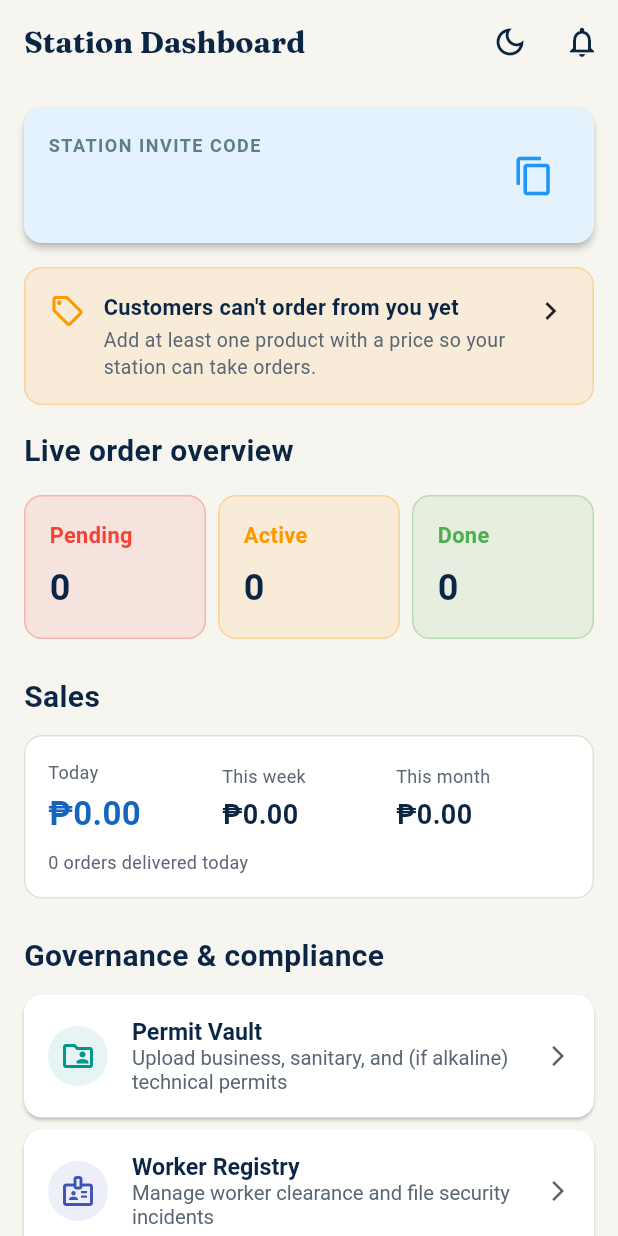
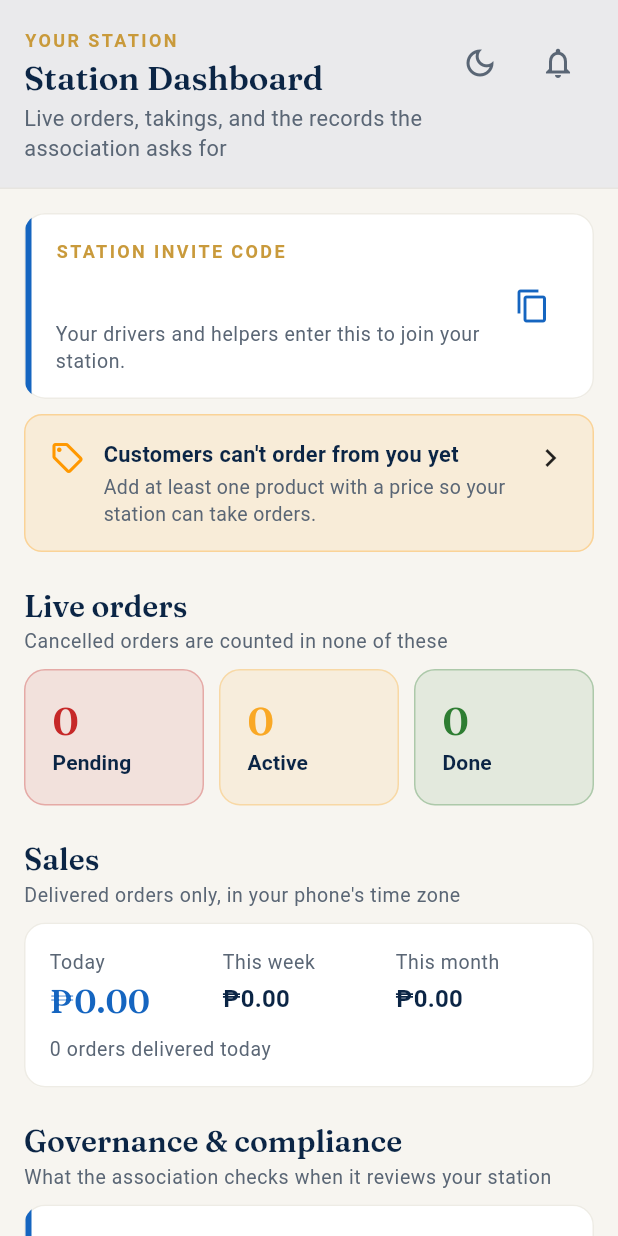
Before and after one commit to erise2313/aquaroutes, a Flutter app: the MerchantDashboardScreen screen opened directly, on a phone screen of 412 x 824 dp. Run offline on Flutter 3.47's test engine with Material 3 defaults, Android fonts, the phone set to English and light mode, and no system bars; our stand-ins replace file_picker, fl_chart, flutter_dotenv, flutter_map, flutter_riverpod, geolocator and 7 more; missing offline and left inert: dart:js_interop; accounts and stored records are empty.

Commit message:
Restyle the station owner dashboard around the design kit
The dashboard was a stack of widgets rather than a designed page: an app
bar with nowhere to say what the page was for, headings as inline
TextStyle(fontSize: 20), a Colors.blue invite card that stayed pale blue
in dark mode, and the governance links as stock ListTiles.

It now opens with a portal header carrying an eyebrow, title and
subtitle -- the theme toggle and bell move into it unchanged -- and the
body is sections: live orders as counting stat tiles, sales, and the
governance and fleet links as accented cards.

Two things that were quietly fragile are now fixed and covered: the
invite code only gets the display treatment when it is actually a code,
not when the slot is holding "Loading..." or a failure message, and the
peso figures scale down rather than run past their column, since a peso
amount has no space to wrap at. The dashboard itself can't be mounted in
a test (it reads Supabase in initState), so its geometry is covered as a
composition at three widths, three text scales and both modes.

Co-Authored-By: Claude Opus 5 <noreply@anthropic.com>

```diff
--- a/lib/screens/merchant/merchant_dashboard.dart
+++ b/lib/screens/merchant/merchant_dashboard.dart
@@ -11,8 +11,10 @@ import 'package:aquaroute/services/supabase_service.dart';
 import 'package:aquaroute/utils/formatters.dart';
 import '../app_route.dart';
 import 'products_screen.dart';
+import '../../constants/app_colors.dart';
 import '../../widgets/app_theme_toggle.dart';
 import '../../widgets/notification_bell.dart';
+import '../../widgets/portal/portal.dart';
 import '../../widgets/status_callout.dart';
 
 /// 'assigned' rolls into "active" alongside 'active' (both mean a driver is
@@ -160,89 +162,98 @@ class _MerchantDashboardScreenState extends State<MerchantDashboardScreen> {
 
   @override
   Widget build(BuildContext context) {
-    final onSurface = Theme.of(context).colorScheme.onSurface;
+    final density = PortalDensity.of(context);
+
     return Scaffold(
-      appBar: AppBar(
-        title: Text('Station Dashboard', style: TextStyle(fontWeight: FontWeight.bold, color: Theme.of(context).colorScheme.onSurface)),
-        elevation: 0,
-        actions: const [AppThemeToggle(), NotificationBell()],
+      // The app bar is gone in favour of the portal header, which carries an
+      // eyebrow and a subtitle the bar had nowhere to put. The toggle and the
+      // bell move into it unchanged.
+      body: Column(
+        children: [
+          const PortalPageHeader(
+            eyebrow: 'Your station',
+            title: 'Station Dashboard',
+            subtitle: 'Live orders, takings, and the records the association asks for',
+            showBack: false,
+            actions: [AppThemeToggle(), NotificationBell()],
           ),
-      body: _isLoading
+          Expanded(
+            child: _isLoading
                 ? const Center(child: CircularProgressIndicator())
                 : RefreshIndicator(
                     onRefresh: _fetchDashboardData,
                     child: ListView(
-                padding: const EdgeInsets.all(16),
+                      padding: density.pagePadding,
                       children: [
                         _buildInviteCodeCard(_inviteCode),
                         if (_hasNoProducts) ...[
-                    const SizedBox(height: 16),
+                          SizedBox(height: density.gap),
                           _buildNoProductsBanner(),
                         ],
                         if (_renewalDueCount > 0) ...[
-                    const SizedBox(height: 16),
+                          SizedBox(height: density.gap),
                           _buildRenewalBanner(),
                         ],
-                  const SizedBox(height: 16),
+                        SizedBox(height: density.sectionGap),
 
-                  Text('Live order overview', style: TextStyle(fontSize: 20, fontWeight: FontWeight.bold, color: onSurface)),
-                  const SizedBox(height: 16),
-                  Row(
+                        PortalSection(
+                          title: 'Live orders',
+                          subtitle: 'Cancelled orders are counted in none of these',
+                          child: _buildStatRow(density),
+                        ),
+                        SizedBox(height: density.sectionGap),
+
+                        PortalSection(
+                          title: 'Sales',
+                          subtitle: 'Delivered orders only, in your phone\'s time zone',
+                          child: _buildSalesCard(),
+                        ),
+                        SizedBox(height: density.sectionGap),
+
+                        PortalSection(
+                          title: 'Governance & compliance',
+                          subtitle: 'What the association checks when it reviews your station',
+                          child: Column(
                             children: [
-                      Expanded(child: _buildStatCard('Pending', _pendingCount, Colors.red)),
-                      const SizedBox(width: 8),
-                      Expanded(child: _buildStatCard('Active', _activeCount, Colors.orange)),
-                      const SizedBox(width: 8),
-                      Expanded(child: _buildStatCard('Done', _doneCount, Colors.green)),
-                    ],
-                  ),
-                  const SizedBox(height: 24),
-
-                  Text('Sales', style: TextStyle(fontSize: 20, fontWeight: FontWeight.bold, color: onSurface)),
-                  const SizedBox(height: 12),
-                  _buildSalesCard(),
-                  const SizedBox(height: 24),
-
-                  Text('Governance & compliance', style: TextStyle(fontSize: 20, fontWeight: FontWeight.bold, color: onSurface)),
-                  const SizedBox(height: 12),
                               _buildNavCard(
                                 icon: Icons.folder_shared_outlined,
-                    color: Colors.teal,
+                                tone: AppColors.primary,
                                 title: 'Permit Vault',
                                 subtitle: 'Upload business, sanitary, and (if alkaline) technical permits',
                                 onTap: () => Navigator.push(context, appRoute(const PermitVaultScreen())),
                               ),
-                  const SizedBox(height: 8),
                               _buildNavCard(
                                 icon: Icons.badge_outlined,
-                    color: Colors.indigo,
+                                tone: AppColors.accent,
                                 title: 'Worker Registry',
                                 subtitle: 'Manage worker clearance and file security incidents',
                                 onTap: () => Navigator.push(context, appRoute(const WorkerRegistryScreen())),
                               ),
-                  const SizedBox(height: 8),
                               _buildNavCard(
                                 icon: Icons.fact_check_outlined,
-                    color: Colors.teal,
+                                tone: AppColors.primary,
                                 title: 'Hire Check',
                                 subtitle: 'Search a worker\'s clearance history before hiring them',
                                 onTap: () => Navigator.push(context, appRoute(const HireCheckScreen())),
                               ),
-                  const SizedBox(height: 8),
                               _buildNavCard(
                                 icon: Icons.swap_horiz,
-                    color: Colors.deepPurple,
+                                tone: AppColors.accent,
                                 title: 'Jug Clearinghouse',
                                 subtitle: 'Settle Slim/Round 5-gal jug balances with other stations',
                                 onTap: () => Navigator.push(context, appRoute(const JugClearinghouseScreen())),
+                                last: true,
                               ),
-                  const SizedBox(height: 24),
+                            ],
+                          ),
+                        ),
+                        SizedBox(height: density.sectionGap),
 
-                  Text('Fleet management', style: TextStyle(fontSize: 20, fontWeight: FontWeight.bold, color: onSurface)),
-                  const SizedBox(height: 12),
-                  _buildNavCard(
-                    icon: Icons.local_shipping,
-                    color: Colors.blue,
+                        PortalSection(
+                          title: 'Fleet management',
+                          child: _buildNavCard(
+                            icon: Icons.local_shipping_outlined,
+                            tone: AppColors.primary,
                             title: 'Track & Manage Drivers',
                             subtitle: 'Configure vehicle capacities, plates, and monitor idle drivers',
                             onTap: () {
@@ -251,10 +262,54 @@ class _MerchantDashboardScreenState extends State<MerchantDashboardScreen> {
                                 appRoute(const DriverManagementScreen()),
                               ).then((_) => _fetchDashboardData());
                             },
+                            last: true,
+                          ),
                         ),
                       ],
                     ),
                   ),
+          ),
+        ],
+      ),
+    );
+  }
+
+  /// Pending / Active / Done as counting stat tiles.
+  ///
+  /// The icons are desk-only: on a phone the three tiles share about 100px
+  /// each, and at 200% system text an icon beside the number leaves too
+  /// little room for the number itself.
+  Widget _buildStatRow(PortalDensity density) {
+    return Row(
+      crossAxisAlignment: CrossAxisAlignment.start,
+      children: [
+        Expanded(
+          child: PortalStatTile(
+            value: _pendingCount,
+            label: 'Pending',
+            accent: AppColors.flagged,
+            icon: density.isWide ? Icons.hourglass_top_outlined : null,
+          ),
+        ),
+        SizedBox(width: density.gap),
+        Expanded(
+          child: PortalStatTile(
+            value: _activeCount,
+            label: 'Active',
+            accent: AppColors.pendingClearance,
+            icon: density.isWide ? Icons.local_shipping_outlined : null,
+          ),
+        ),
+        SizedBox(width: density.gap),
+        Expanded(
+          child: PortalStatTile(
+            value: _doneCount,
+            label: 'Done',
+            accent: AppColors.cleared,
+            icon: density.isWide ? Icons.check_circle_outline : null,
+          ),
+        ),
+      ],
     );
   }
 
@@ -262,21 +317,28 @@ class _MerchantDashboardScreenState extends State<MerchantDashboardScreen> {
   /// arrived but never what they were worth, which is the number an owner
   /// actually wants at the end of a day.
   Widget _buildSalesCard() {
-    final scheme = Theme.of(context).colorScheme;
+    final theme = Theme.of(context);
+    final scheme = theme.colorScheme;
 
     Widget figure(String label, double amount, {bool emphasise = false}) {
       return Expanded(
         child: Column(
           crossAxisAlignment: CrossAxisAlignment.start,
           children: [
-            Text(label, style: TextStyle(fontSize: 12, color: scheme.onSurfaceVariant)),
+            Text(label, style: theme.textTheme.bodySmall?.copyWith(color: scheme.onSurfaceVariant)),
             const SizedBox(height: 4),
-            Text(
+            // A peso figure has no space to wrap at, so at large system text
+            // it would otherwise run past its column. Scaling down keeps all
+            // three readable side by side.
+            FittedBox(
+              fit: BoxFit.scaleDown,
+              alignment: Alignment.centerLeft,
+              child: Text(
                 formatPeso(amount),
-              style: TextStyle(
-                fontSize: emphasise ? 22 : 18,
-                fontWeight: FontWeight.bold,
+                style: (emphasise ? theme.textTheme.headlineSmall : theme.textTheme.titleMedium)?.copyWith(
                   color: emphasise ? scheme.primary : scheme.onSurface,
+                  fontWeight: FontWeight.w600,
+                ),
               ),
             ),
           ],
@@ -284,28 +346,27 @@ class _MerchantDashboardScreenState extends State<MerchantDashboardScreen> {
       );
     }
 
-    return Card(
-      child: Padding(
-        padding: const EdgeInsets.all(16),
+    return PortalCard(
+      lift: false,
       child: Column(
         crossAxisAlignment: CrossAxisAlignment.start,
         children: [
           Row(
+            crossAxisAlignment: CrossAxisAlignment.start,
             children: [
               figure('Today', _sales.today, emphasise: true),
               figure('This week', _sales.week),
               figure('This month', _sales.month),
             ],
           ),
-            const SizedBox(height: 8),
+          const SizedBox(height: 10),
           Text(
             _sales.deliveredToday == 1
                 ? '1 order delivered today'
                 : '${_sales.deliveredToday} orders delivered today',
-              style: TextStyle(fontSize: 12, color: scheme.onSurfaceVariant),
+            style: theme.textTheme.bodySmall?.copyWith(color: scheme.onSurfaceVariant),
           ),
         ],
-        ),
       ),
     );
   }
@@ -323,23 +384,46 @@ class _MerchantDashboardScreenState extends State<MerchantDashboardScreen> {
     );
   }
 
+  /// One row of the governance and fleet lists: a tinted icon, the name, what
+  /// it's for, and a leading colour bar -- the teaser-card treatment the
+  /// public site uses, rather than a stack of stock ListTiles.
   Widget _buildNavCard({
     required IconData icon,
-    required Color color,
+    required Color tone,
     required String title,
     required String subtitle,
     required VoidCallback onTap,
+    bool last = false,
   }) {
-    return Card(
-      elevation: 1,
-      shape: RoundedRectangleBorder(borderRadius: BorderRadius.circular(12)),
-      child: ListTile(
-        contentPadding: const EdgeInsets.symmetric(horizontal: 16, vertical: 8),
-        leading: CircleAvatar(backgroundColor: color.withValues(alpha: 0.1), child: Icon(icon, color: color)),
-        title: Text(title, style: const TextStyle(fontWeight: FontWeight.bold)),
-        subtitle: Text(subtitle),
-        trailing: Icon(Icons.arrow_forward_ios, size: 16, color: Colors.grey.shade700),
+    final theme = Theme.of(context);
+    final density = PortalDensity.of(context);
+
+    return PortalCard(
       onTap: onTap,
+      accent: tone,
+      margin: EdgeInsets.only(bottom: last ? 0 : density.gap),
+      child: Row(
+        children: [
+          Container(
+            width: 42,
+            height: 42,
+            decoration: BoxDecoration(color: StatusTint.surface(context, tone), shape: BoxShape.circle),
+            child: Icon(icon, color: StatusTint.onTint(context, tone), size: 21),
+          ),
+          const SizedBox(width: 14),
+          Expanded(
+            child: Column(
+              crossAxisAlignment: CrossAxisAlignment.start,
+              children: [
+                Text(title, style: theme.textTheme.titleMedium),
+                const SizedBox(height: 2),
+                Text(subtitle, style: theme.textTheme.bodySmall?.copyWith(color: theme.colorScheme.onSurfaceVariant)),
+              ],
+            ),
+          ),
+          const SizedBox(width: 8),
+          Icon(Icons.chevron_right, color: theme.colorScheme.onSurfaceVariant),
+        ],
       ),
     );
   }
@@ -356,35 +440,66 @@ class _MerchantDashboardScreenState extends State<MerchantDashboardScreen> {
   }
 
   Widget _buildInviteCodeCard(String code) {
-    return Card(
-      elevation: 2,
-      color: Colors.blue.shade50,
-      shape: RoundedRectangleBorder(borderRadius: BorderRadius.circular(12)),
-      child: Padding(
-        padding: const EdgeInsets.all(16.0),
+    final theme = Theme.of(context);
+    final scheme = theme.colorScheme;
+
+    // The same slot carries a real code and the "Loading..." / "No Station
+    // Linked" / failure placeholders. Only an actual code gets the display
+    // treatment -- a wide-tracked sentence set in the heading face reads as
+    // broken, not styled.
+    final isCode = !code.contains(' ');
+
+    return PortalCard(
+      lift: false,
+      accent: scheme.primary,
       child: Row(
-          mainAxisAlignment: MainAxisAlignment.spaceBetween,
         children: [
-            Column(
+          Expanded(
+            child: Column(
               crossAxisAlignment: CrossAxisAlignment.start,
               children: [
-                const Text(
-                  "STATION INVITE CODE",
-                  style: TextStyle(fontWeight: FontWeight.bold, color: Colors.blueGrey, letterSpacing: 1.0, fontSize: 12),
+                Text(
+                  'STATION INVITE CODE',
+                  style: theme.textTheme.labelSmall?.copyWith(
+                    color: scheme.secondary,
+                    letterSpacing: 1.6,
+                    fontWeight: FontWeight.w700,
+                  ),
+                ),
+                const SizedBox(height: 6),
+                FittedBox(
+                  fit: BoxFit.scaleDown,
+                  alignment: Alignment.centerLeft,
+                  child: Text(
+                    code,
+                    style: isCode
+                        ? theme.textTheme.headlineSmall?.copyWith(
+                            color: scheme.primary,
+                            fontWeight: FontWeight.w700,
+                            letterSpacing: 2,
+                          )
+                        : theme.textTheme.titleMedium?.copyWith(color: scheme.onSurfaceVariant),
+                  ),
                 ),
                 const SizedBox(height: 4),
-                Text(code, style: const TextStyle(fontSize: 26, fontWeight: FontWeight.bold, color: Colors.blue, letterSpacing: 1.5)),
+                Text(
+                  'Your drivers and helpers enter this to join your station.',
+                  style: theme.textTheme.bodySmall?.copyWith(color: scheme.onSurfaceVariant),
+                ),
               ],
             ),
+          ),
           IconButton(
-              icon: const Icon(Icons.copy, color: Colors.blue, size: 28),
-              tooltip: 'Copy Invite Code',
-              onPressed: () {
+            icon: const Icon(Icons.copy_outlined),
+            color: scheme.primary,
+            tooltip: 'Copy invite code',
+            onPressed: !isCode
+                ? null
+                : () {
                     Clipboard.setData(ClipboardData(text: code));
                     ScaffoldMessenger.of(context).showSnackBar(
                       SnackBar(
                         content: Text("Copied invite code '$code' to clipboard!"),
-                    backgroundColor: Colors.blue.shade600,
                         behavior: SnackBarBehavior.floating,
                       ),
                     );
@@ -392,26 +507,6 @@ class _MerchantDashboardScreenState extends State<MerchantDashboardScreen> {
           ),
         ],
       ),
-      ),
-    );
-  }
-
-  Widget _buildStatCard(String title, int count, Color accent) {
-    return Container(
-      padding: const EdgeInsets.all(16),
-      decoration: BoxDecoration(
-        color: StatusTint.surface(context, accent),
-        borderRadius: BorderRadius.circular(12),
-        border: Border.all(color: StatusTint.border(context, accent)),
-      ),
-      child: Column(
-        crossAxisAlignment: CrossAxisAlignment.start,
-        children: [
-          Text(title, style: TextStyle(color: StatusTint.onTint(context, accent), fontWeight: FontWeight.bold)),
-          const SizedBox(height: 8),
-          Text('$count', style: TextStyle(fontSize: 24, fontWeight: FontWeight.bold, color: Theme.of(context).colorScheme.onSurface)),
-        ],
-      ),
     );
   }
 }
```
Also changed, not shown: 1 other file. Lines whose indentation alone changed are shown as unchanged.
